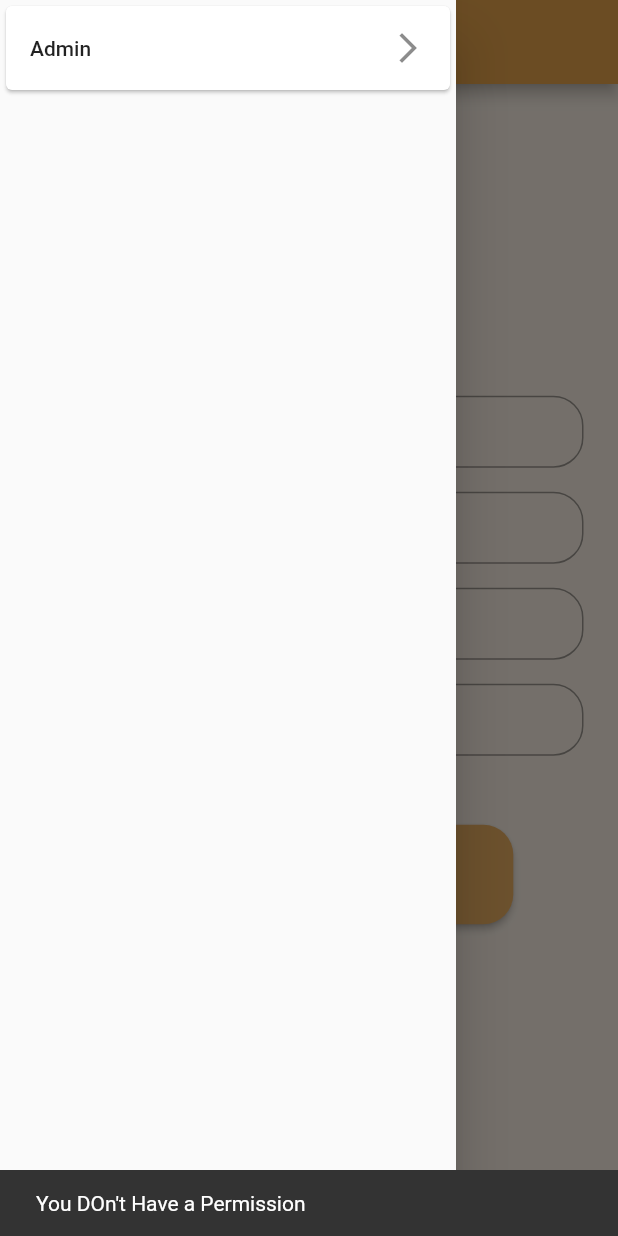
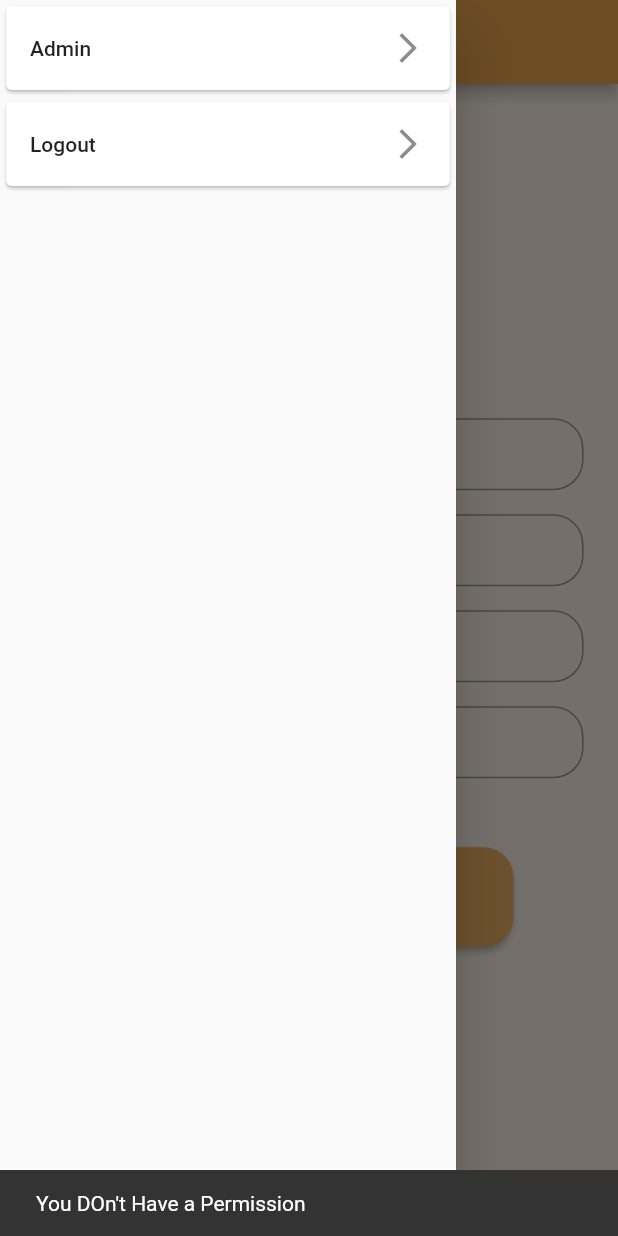
Before and after one commit to codersanket/CupAdmin, a Flutter app: the screen it shows once a user with an empty profile is signed in, in the side drawer, after a tap on "Admin", on a phone screen of 412 x 824 dp. Run offline on Flutter 3.47's test engine with Material 2 defaults, Android fonts, the phone set to English and light mode, and no system bars; our stand-ins replace cloud_firestore, file_picker, firebase_auth, firebase_core, firebase_storage; missing offline and left inert: syncfusion_flutter_pdfviewer; accounts and stored records are empty; network calls fail.

Commit message:
App Changes

```diff
--- a/lib/Screens/Auth/login.dart
+++ b/lib/Screens/Auth/login.dart
@@ -33,18 +33,19 @@ class _LoginState extends State<Login> {
         });
       });
     } on FirebaseAuthException catch (e) {
+      _key.currentState.showSnackBar(SnackBar(content: Text(e.message),duration: Duration(seconds: 1),));
       setState(() {
         isLoading = false;
       });
-      print(e.message);
-      // ScaffoldMessenger.of(context)
-      //     .showSnackBar(SnackBar(content: Text(e.message)));
+
     }
   }
+
 
   @override
   Widget build(BuildContext context) {
     return Scaffold(
+
       backgroundColor: Color(0xFFfcf3e8),
       appBar: AppBar(
         title: Text(
@@ -106,18 +107,15 @@ class _LoginState extends State<Login> {
                   width: MediaQuery.of(context).size.width * 0.7,
                   height: MediaQuery.of(context).size.height * 0.08,
                   padding: const EdgeInsets.all(8.0),
-                child: MaterialButton(
+                  child:isLoading?Center(child:CircularProgressIndicator(
+                    backgroundColor: Colors.white,
+                  )):MaterialButton(
                     height: 12,
-                  onPressed: isLoading ? () {} : () => login(context),
+                    onPressed: () => login(context),
                     color: Color(0XFFecb063),
                     shape: RoundedRectangleBorder(
                         borderRadius: BorderRadius.circular(20)),
-                  child: isLoading
-                      ? Center(
-                          child: CircularProgressIndicator(
-                          backgroundColor: Colors.white,
-                        ))
-                      : Text(
+                    child:  Text(
                             "Login",
                             style: TextStyle(color: Colors.white, fontSize: 17),
                           ),
--- a/lib/Screens/Home/home.dart
+++ b/lib/Screens/Home/home.dart
@@ -49,10 +49,25 @@ class home extends StatelessWidget {
               title: Text("Admin"),
               trailing: Icon(Icons.arrow_forward_ios)),
         ),
+        Card(
+                  child: ListTile(
+            title:Text("Logout"),
+            trailing: Icon(Icons.arrow_forward_ios),
+            onTap:(){
+              FirebaseAuth.instance.signOut();
+            },
+
+            ),
+        ),
+
       ]))),
       body: Padding(
         padding: const EdgeInsets.all(15.0),
+        child: SingleChildScrollView(
+                  child: Container(
+                    height: MediaQuery.of(context).size.height-kToolbarHeight,
                     child: Column(
+
             children: [
               Padding(
                 padding: const EdgeInsets.all(8.0),
@@ -176,6 +191,8 @@ class home extends StatelessWidget {
               ),
             ],
             mainAxisAlignment: MainAxisAlignment.center,
+          ),
+                  ),
         ),
       ),
     );
--- a/lib/Screens/addUniversity.dart
+++ b/lib/Screens/addUniversity.dart
@@ -34,7 +34,7 @@ class _addUniversityState extends State<addUniversity> {
       setState(() {
         isLoading = false;
       });
-      print("Sanket" + e.message);
+
       // ScaffoldMessenger.of(context).showSnackBar(SnackBar(
       //   content: Text(e.message),
       // ));
@@ -93,7 +93,7 @@ class _addUniversityState extends State<addUniversity> {
                 child: isLoading
                     ? CircularProgressIndicator()
                     : Text(
-                        "Add University",
+                        "AddUniversity ",
                         style: TextStyle(color: Colors.white),
                       ),
               ),
--- a/lib/Screens/wrapper.dart
+++ b/lib/Screens/wrapper.dart
@@ -9,7 +9,18 @@ class Wrapper  extends StatelessWidget {
     return StreamBuilder<User>(
         stream: FirebaseAuth.instance.authStateChanges(),
         builder: (context,snap){
-          return !snap.hasData?Login():home();
+
+          if(snap.connectionState==ConnectionState.waiting){
+            return Scaffold(
+              backgroundColor: Color(0xFFfcf3e8),
+              body: Center(child:CircularProgressIndicator()));
+          }
+          return AnimatedSwitcher(
+
+            duration: Duration(milliseconds:250),
+            switchInCurve: Curves.bounceIn,
+            switchOutCurve: Curves.bounceInOut,
+          child: !snap.hasData?Login():home());
         },
     );
   }
--- a/pubspec.yaml
+++ b/pubspec.yaml
@@ -33,6 +33,8 @@ dependencies:
   cloud_firestore: any
   firebase_storage: "^7.0.0"
   file_picker: ^2.1.6
+  flutter_screenutil: ^2.0.0
+
   syncfusion_flutter_pdfviewer: ^18.4.43-beta
 
 
```
Also changed, not shown: lib/Screens/Admin/add.dart (line endings or trailing spaces), pubspec.lock. Lines whose indentation alone changed are shown as unchanged.
